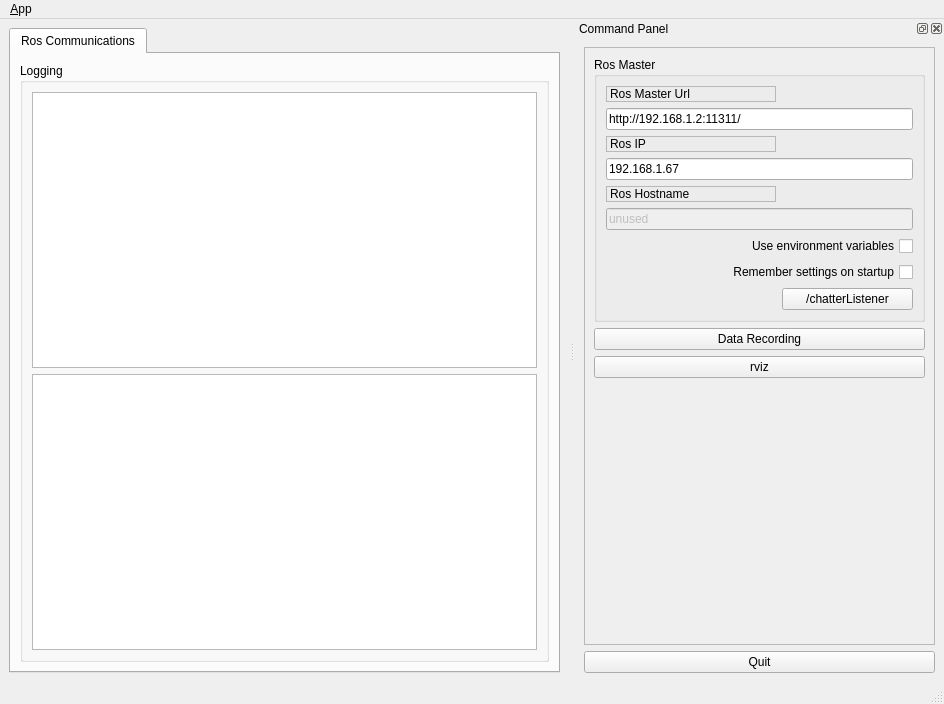
First picture: the form in ui/main_window.ui, repository VinchinYang/GUI_ROS_Plugin_for_Autonomous_Vehicle, before the edit.
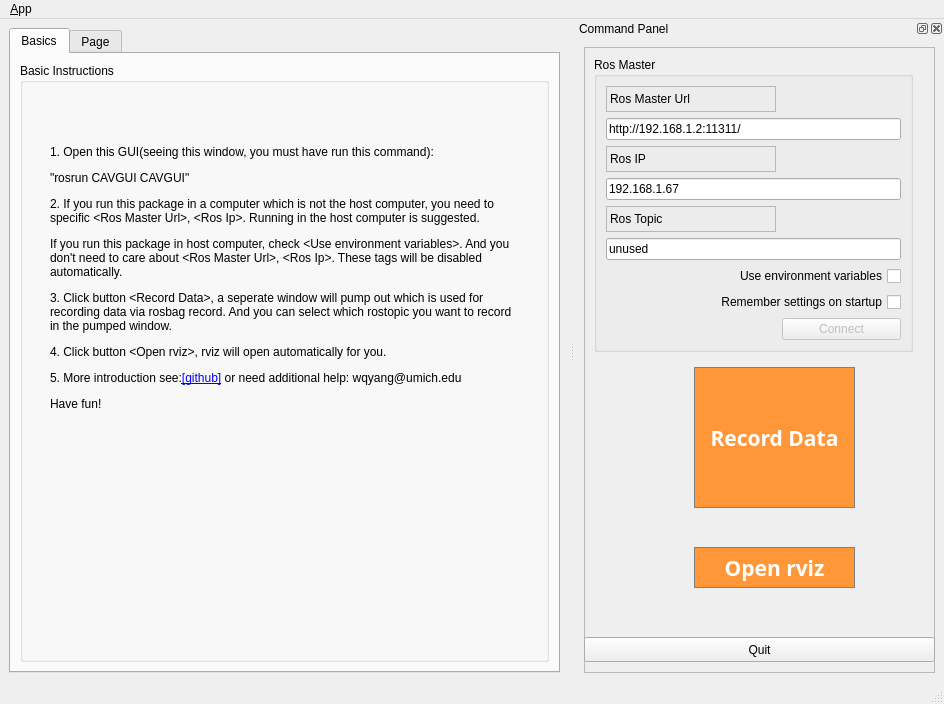
Second picture: the form after the edit. Icons and pictures are not drawn.

Diff of the .ui file:
```diff
--- a/ui/main_window.ui
+++ b/ui/main_window.ui
@@ -38,7 +38,7 @@
       </property>
       <widget class="QWidget" name="tab_status">
        <attribute name="title">
-        <string>Ros Communications</string>
+        <string>Basics</string>
        </attribute>
        <layout class="QVBoxLayout" name="verticalLayout_2">
         <item>
@@ -50,20 +50,52 @@
            </sizepolicy>
           </property>
           <property name="title">
-           <string>Logging</string>
+           <string>Basic Instructions</string>
           </property>
-          <layout class="QGridLayout" name="gridLayout_3">
-           <item row="3" column="0">
-            <widget class="QGraphicsView" name="graphicsView"/>
-           </item>
-           <item row="4" column="0">
-            <widget class="QListView" name="view_logging"/>
-           </item>
-          </layout>
-         </widget>
+          <widget class="QLabel" name="label_4">
+           <property name="geometry">
+            <rect>
+             <x>30</x>
+             <y>30</y>
+             <width>465</width>
+             <height>371</height>
+            </rect>
+           </property>
+           <property name="maximumSize">
+            <size>
+             <width>16777215</width>
+             <height>16777215</height>
+            </size>
+           </property>
+           <property name="text">
+            <string>&lt;html&gt;&lt;head/&gt;&lt;body&gt;&lt;p&gt;1. Open this GUI(seeing this window, you must have run this command):&lt;/p&gt;&lt;p&gt;&amp;quot;rosrun CAVGUI CAVGUI&amp;quot;&lt;/p&gt;&lt;p&gt;2. If you run this package in a computer which is not the host computer, you need to specific &amp;lt;Ros Master Url&amp;gt;, &amp;lt;Ros Ip&amp;gt;. Running in the host computer is suggested.&lt;/p&gt;&lt;p&gt;If you run this package in host computer, check &amp;lt;Use environment variables&amp;gt;. And you don't need to care about &amp;lt;Ros Master Url&amp;gt;, &amp;lt;Ros Ip&amp;gt;. These tags will be disabled automatically.&lt;/p&gt;&lt;p&gt;3. Click button &amp;lt;Record Data&amp;gt;, a seperate window will pump out which is used for recording data via rosbag record. And you can select which rostopic you want to record in the pumped window.&lt;/p&gt;&lt;p&gt;4. Click button &amp;lt;Open rviz&amp;gt;, rviz will open automatically for you. &lt;/p&gt;&lt;p&gt;5. More introduction see:&lt;a href=&quot;https://github.com/VinchinYang/GUI_ROS_Plugin_for_Autonomous_Vehicle.git&quot;&gt;&lt;span style=&quot; text-decoration: underline; color:#0000ff;&quot;&gt;[github]&lt;/span&gt;&lt;/a&gt; or need additional help: wqyang@umich.edu&lt;/p&gt;&lt;p&gt;Have fun!&lt;/p&gt;&lt;/body&gt;&lt;/html&gt;</string>
+           </property>
+           <property name="textFormat">
+            <enum>Qt::RichText</enum>
+           </property>
+           <property name="wordWrap">
+            <bool>true</bool>
+           </property>
+          </widget>
+         </widget>
         </item>
        </layout>
       </widget>
+      <widget class="QWidget" name="tab">
+       <attribute name="title">
+        <string>Page</string>
+       </attribute>
+       <widget class="QListView" name="view_logging">
+        <property name="geometry">
+         <rect>
+          <x>20</x>
+          <y>10</y>
+          <width>511</width>
+          <height>221</height>
+         </rect>
+        </property>
+       </widget>
+      </widget>
      </widget>
     </item>
    </layout>
@@ -129,9 +161,15 @@
        <property name="frameShadow">
         <enum>QFrame::Raised</enum>
        </property>
-       <layout class="QVBoxLayout" name="verticalLayout_3">
-        <item>
          <widget class="QGroupBox" name="groupBox">
+        <property name="geometry">
+         <rect>
+          <x>10</x>
+          <y>10</y>
+          <width>319</width>
+          <height>295</height>
+         </rect>
+        </property>
           <property name="title">
            <string>Ros Master</string>
           </property>
@@ -185,14 +223,14 @@
               <enum>QFrame::Raised</enum>
              </property>
              <property name="text">
-              <string>Ros Hostname</string>
+            <string>Ros Topic</string>
              </property>
             </widget>
            </item>
            <item row="5" column="0" colspan="2">
             <widget class="QLineEdit" name="line_edit_topic">
              <property name="enabled">
-              <bool>false</bool>
+            <bool>true</bool>
              </property>
              <property name="text">
               <string>unused</string>
@@ -235,7 +273,7 @@
            <item row="8" column="1">
             <widget class="QPushButton" name="button_connect">
              <property name="enabled">
-              <bool>true</bool>
+            <bool>false</bool>
              </property>
              <property name="sizePolicy">
               <sizepolicy hsizetype="MinimumExpanding" vsizetype="Fixed">
@@ -250,45 +288,99 @@
               <string>Clear all waypoints and set the target to the current joint trajectory state.</string>
              </property>
              <property name="text">
-              <string>/chatterListener</string>
+            <string>Connect</string>
              </property>
             </widget>
            </item>
           </layout>
          </widget>
-        </item>
-        <item>
-         <widget class="QPushButton" name="button_rosbag">
-          <property name="text">
-           <string>Data Recording</string>
-          </property>
-         </widget>
-        </item>
-        <item>
          <widget class="QPushButton" name="button_rviz">
+        <property name="geometry">
+         <rect>
+          <x>110</x>
+          <y>500</y>
+          <width>161</width>
+          <height>41</height>
+         </rect>
+        </property>
+        <property name="font">
+         <font>
+          <family>Abyssinica SIL</family>
+          <pointsize>16</pointsize>
+          <weight>75</weight>
+          <bold>true</bold>
+         </font>
+        </property>
+        <property name="styleSheet">
+         <string notr="true">/* (Orange buttons) Operations Buttons Stylesheet */
+QPushButton {
+  background-color: rgb(255, 151, 57);
+  color: white; 
+  border: 1px solid gray;
+}
+
+QPushButton:pressed {
+    background-color: qlineargradient(x1: 0, y1: 0, x2: 0, y2: 1,
+                                      stop: 0 #FF7832, stop: 1 #FF9739);
+}
+
+/* (Label at top) Label Stylesheet */</string>
+        </property>
           <property name="text">
-           <string>rviz</string>
-          </property>
-         </widget>
-        </item>
-        <item>
-         <spacer name="verticalSpacer_3">
-          <property name="orientation">
-           <enum>Qt::Vertical</enum>
-          </property>
-          <property name="sizeHint" stdset="0">
-           <size>
-            <width>20</width>
-            <height>233</height>
-           </size>
-          </property>
-         </spacer>
-        </item>
-       </layout>
-      </widget>
-     </item>
-     <item>
+         <string>Open rviz</string>
+        </property>
+       </widget>
+       <widget class="QPushButton" name="button_rosbag">
+        <property name="geometry">
+         <rect>
+          <x>110</x>
+          <y>320</y>
+          <width>161</width>
+          <height>141</height>
+         </rect>
+        </property>
+        <property name="font">
+         <font>
+          <family>Abyssinica SIL</family>
+          <pointsize>16</pointsize>
+          <weight>75</weight>
+          <bold>true</bold>
+          <strikeout>false</strikeout>
+          <kerning>true</kerning>
+         </font>
+        </property>
+        <property name="cursor">
+         <cursorShape>ArrowCursor</cursorShape>
+        </property>
+        <property name="styleSheet">
+         <string notr="true">/* (Orange buttons) Operations Buttons Stylesheet */
+QPushButton {
+  background-color: rgb(255, 151, 57);
+  color: white; 
+  border: 1px solid gray;
+}
+
+QPushButton:pressed {
+  background-color: rgb(255, 151, 57);
+  color: white; 
+  border: 1px solid gray;
+}
+
+/* (Label at top) Label Stylesheet */</string>
+        </property>
+        <property name="text">
+         <string>Record Data</string>
+        </property>
+       </widget>
       <widget class="QPushButton" name="quit_button">
+        <property name="geometry">
+         <rect>
+          <x>0</x>
+          <y>590</y>
+          <width>351</width>
+          <height>25</height>
+         </rect>
+        </property>
        <property name="sizePolicy">
         <sizepolicy hsizetype="MinimumExpanding" vsizetype="Fixed">
          <horstretch>0</horstretch>
@@ -298,6 +390,7 @@
        <property name="text">
         <string>Quit</string>
        </property>
+       </widget>
       </widget>
      </item>
     </layout>
```
Lines whose indentation alone changed are shown as unchanged.
